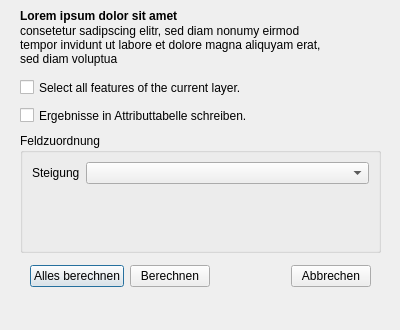
Before: the Qt Designer form gehzeitberechnung_dialog_base.ui in flamianselmiv/Gehzeitberechnung, drawn with Qt 5.
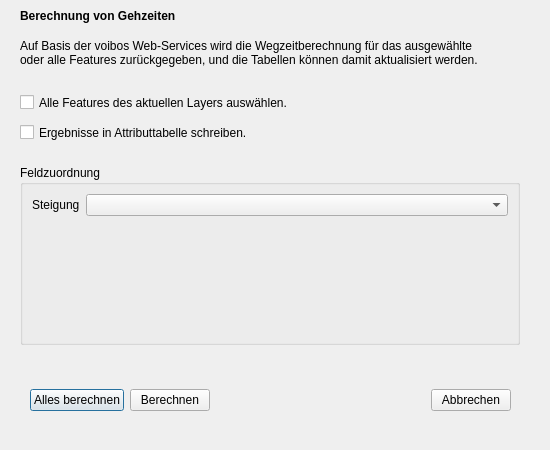
After: the same form once the commit is applied.

Commit message: increased size of ui and updated ui text #8

```diff
--- a/gehzeitberechnung_dialog_base.ui
+++ b/gehzeitberechnung_dialog_base.ui
@@ -5,10 +5,15 @@
             <rect>
                 <x>0</x>
                 <y>0</y>
-                <width>400</width>
-                <height>330</height>
-            </rect>
-        </property>
+    <width>550</width>
+    <height>450</height>
+   </rect>
+  </property>
+  <property name="font">
+   <font>
+    <pointsize>9</pointsize>
+   </font>
+  </property>
         <property name="windowTitle">
             <string>Gehzeitberechnung</string>
         </property>
@@ -24,53 +29,48 @@
             </property>
             <property name="font">
                 <font>
+     <pointsize>9</pointsize>
                     <weight>75</weight>
                     <bold>true</bold>
                 </font>
             </property>
             <property name="text">
-                <string>Lorem ipsum dolor sit amet</string>
-            </property>
-        </widget>
-
+    <string>Berechnung von Gehzeiten</string>
+   </property>
+  </widget>
         <widget class="QLabel" name="label_5">
             <property name="geometry">
                 <rect>
                     <x>20</x>
-                    <y>20</y>
-                    <width>381</width>
-                    <height>51</height>
+     <y>30</y>
+     <width>481</width>
+     <height>60</height>
                 </rect>
             </property>
             <property name="text">
-                <string>&lt;html&gt;&lt;head/&gt;&lt;body&gt;&lt;p&gt;consetetur sadipscing elitr, sed diam nonumy eirmod&lt;br/&gt; tempor invidunt ut labore et dolore magna aliquyam erat,&lt;br/&gt;sed diam voluptua&lt;/p&gt;&lt;/body&gt;&lt;/html&gt;</string>
-            </property>
-        </widget>
-
+    <string>&lt;html&gt;&lt;head/&gt;&lt;body&gt;&lt;p&gt;Auf Basis der voibos Web-Services wird die Wegzeitberechnung für das ausgewählte&lt;br/&gt;oder alle Features zurückgegeben, und die Tabellen können damit aktualisiert werden.&lt;br/&gt;&lt;/p&gt;&lt;/body&gt;&lt;/html&gt;</string>
+   </property>
+  </widget>
         <widget class="QCheckBox" name="checkBox_nur_nicht_Grenzkataster">
             <property name="geometry">
                 <rect>
                     <x>20</x>
-                    <y>77</y>
+     <y>90</y>
                     <width>371</width>
-                    <height>21</height>
+     <height>25</height>
                 </rect>
             </property>
             <property name="text">
-                <string>Select all features of the current layer.</string>
-            </property>
-            <property name="tristate">
-                <bool>false</bool>
-            </property>
-        </widget>
-
+    <string>Alle Features des aktuellen Layers auswählen.</string>
+   </property>
+  </widget>
         <widget class="QCheckBox" name="checkBox_update_table">
             <property name="geometry">
                 <rect>
                     <x>20</x>
-                    <y>105</y>
+     <y>120</y>
                     <width>371</width>
-                    <height>21</height>
+     <height>25</height>
                 </rect>
             </property>
             <property name="text">
@@ -82,11 +82,14 @@
             <property name="geometry">
                 <rect>
                     <x>20</x>
-                    <y>133</y>
-                    <width>361</width>
-                    <height>120</height>
-                </rect>
-            </property>
+     <y>165</y>
+     <width>500</width>
+     <height>180</height>
+    </rect>
+   </property>
+   <property name="visible">
+    <bool>false</bool>
+   </property>
             <property name="title">
                 <string>Feldzuordnung</string>
             </property>
@@ -117,9 +120,9 @@
             <property name="geometry">
                 <rect>
                     <x>30</x>
-                    <y>260</y>
-                    <width>341</width>
-                    <height>32</height>
+     <y>380</y>
+     <width>481</width>
+     <height>40</height>
                 </rect>
             </property>
             <layout class="QHBoxLayout" name="horizontalLayout_buttons">
```
Left out of the diff: 19 changed lines with no effect on the pictures. Lines whose indentation alone changed are shown as unchanged.
